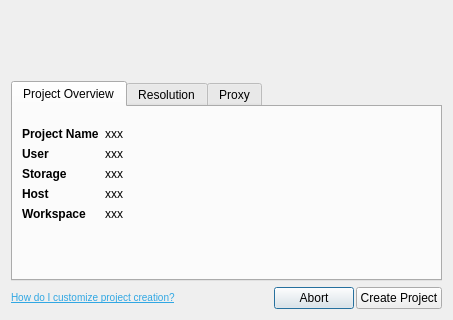
This is resources/project_create_dialog.ui in shotgunsoftware/tk-flame as Qt 5 draws it before an edit; both pictures show x 0 to 453 and y 181 to 501 of the 453 by 501 pixel window. The edited form follows.
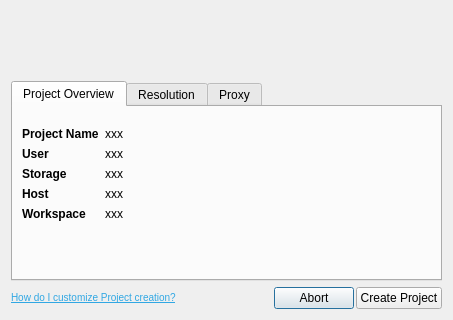
This is the edited form. Icons and pictures are not drawn.

The edit to the form file:
```diff
--- a/resources/project_create_dialog.ui
+++ b/resources/project_create_dialog.ui
@@ -634,7 +634,7 @@
      <item>
       <widget class="QLabel" name="help_link">
        <property name="text">
-        <string>&lt;small&gt;&lt;a style='color: #30A7E3;' href='{DOC}'&gt;How do I customize project creation?&lt;/a&gt;&lt;/small&gt;</string>
+        <string>&lt;small&gt;&lt;a style='color: #30A7E3;' href='{DOC}'&gt;How do I customize Project creation?&lt;/a&gt;&lt;/small&gt;</string>
        </property>
       </widget>
      </item>
```
